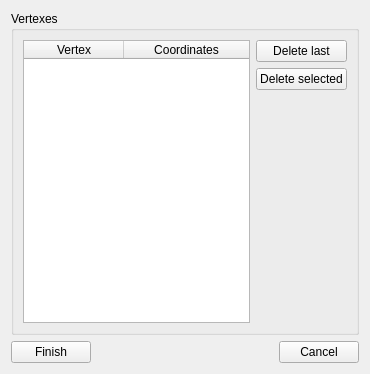
Above: SIM-VICUS/src/SVPropVertexListWidget.ui from ghorwin/SIM-VICUS before the change. Below: the same form after it.
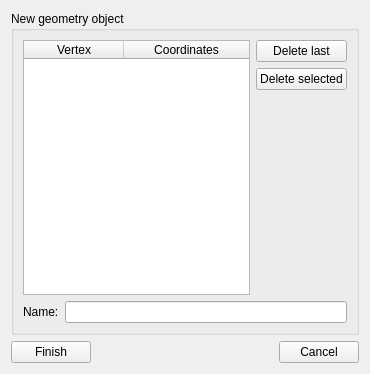
That is the form after the change.

What changed in the file:
```diff
--- a/SIM-VICUS/src/SVPropVertexListWidget.ui
+++ b/SIM-VICUS/src/SVPropVertexListWidget.ui
@@ -17,53 +17,17 @@
    <item row="0" column="0" colspan="3">
     <widget class="QGroupBox" name="groupBox">
      <property name="title">
-      <string>Vertexes</string>
+      <string>New geometry object</string>
      </property>
      <layout class="QGridLayout" name="gridLayout">
-      <item row="0" column="0" rowspan="3">
-       <widget class="QTableWidget" name="tableWidgetVertexes">
-        <property name="alternatingRowColors">
-         <bool>true</bool>
-        </property>
-        <property name="selectionMode">
-         <enum>QAbstractItemView::SingleSelection</enum>
-        </property>
-        <property name="selectionBehavior">
-         <enum>QAbstractItemView::SelectRows</enum>
-        </property>
-        <attribute name="horizontalHeaderStretchLastSection">
-         <bool>true</bool>
-        </attribute>
-        <attribute name="verticalHeaderVisible">
-         <bool>false</bool>
-        </attribute>
-        <column>
-         <property name="text">
-          <string>Vertex</string>
-         </property>
-        </column>
-        <column>
-         <property name="text">
-          <string>Coordinates</string>
-         </property>
-        </column>
-       </widget>
-      </item>
-      <item row="0" column="1">
-       <widget class="QPushButton" name="pushButtonDeleteLast">
-        <property name="text">
-         <string>Delete last</string>
-        </property>
-       </widget>
-      </item>
-      <item row="1" column="1">
+      <item row="2" column="1">
        <widget class="QPushButton" name="pushButtonDeleteSelected">
         <property name="text">
          <string>Delete selected</string>
         </property>
        </widget>
       </item>
-      <item row="2" column="1">
+      <item row="3" column="1">
        <spacer name="verticalSpacer">
         <property name="orientation">
          <enum>Qt::Vertical</enum>
@@ -76,6 +40,56 @@
         </property>
        </spacer>
       </item>
+      <item row="1" column="1">
+       <widget class="QPushButton" name="pushButtonDeleteLast">
+        <property name="text">
+         <string>Delete last</string>
+        </property>
+       </widget>
+      </item>
+      <item row="1" column="0" rowspan="3">
+       <widget class="QTableWidget" name="tableWidgetVertexes">
+        <property name="alternatingRowColors">
+         <bool>true</bool>
+        </property>
+        <property name="selectionMode">
+         <enum>QAbstractItemView::SingleSelection</enum>
+        </property>
+        <property name="selectionBehavior">
+         <enum>QAbstractItemView::SelectRows</enum>
+        </property>
+        <attribute name="horizontalHeaderStretchLastSection">
+         <bool>true</bool>
+        </attribute>
+        <attribute name="verticalHeaderVisible">
+         <bool>false</bool>
+        </attribute>
+        <column>
+         <property name="text">
+          <string>Vertex</string>
+         </property>
+        </column>
+        <column>
+         <property name="text">
+          <string>Coordinates</string>
+         </property>
+        </column>
+       </widget>
+      </item>
+      <item row="4" column="0" colspan="2">
+       <layout class="QHBoxLayout" name="horizontalLayout">
+        <item>
+         <widget class="QLabel" name="label">
+          <property name="text">
+           <string>Name:</string>
+          </property>
+         </widget>
+        </item>
+        <item>
+         <widget class="QLineEdit" name="lineEditName"/>
+        </item>
+       </layout>
+      </item>
      </layout>
     </widget>
    </item>
```
